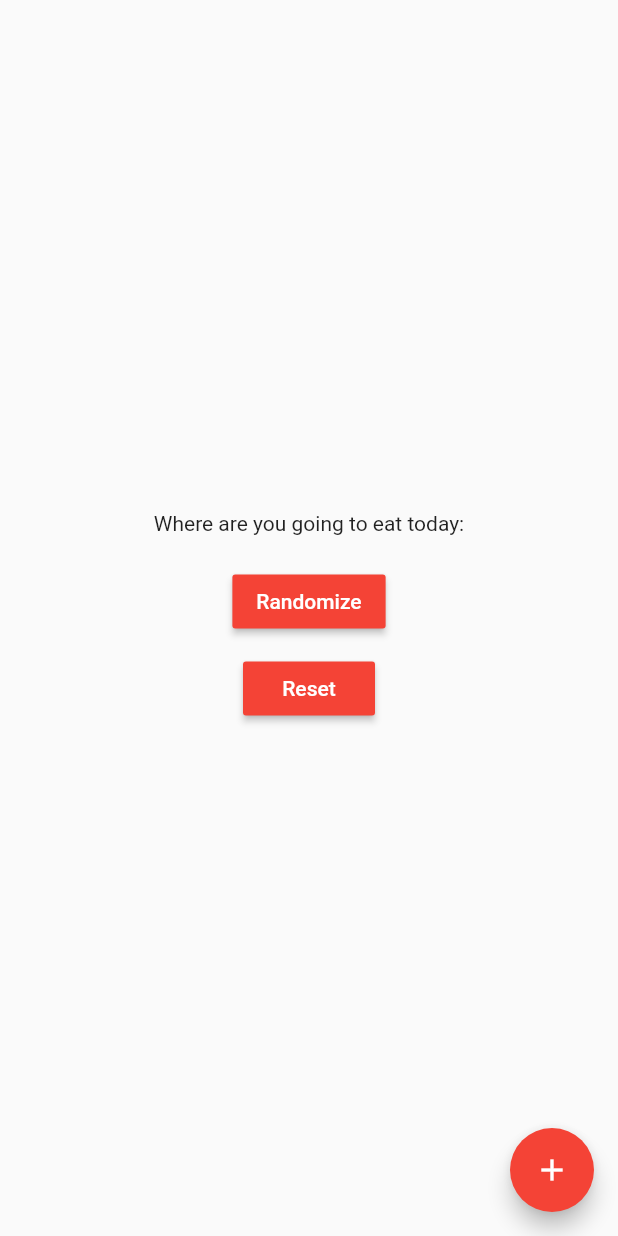
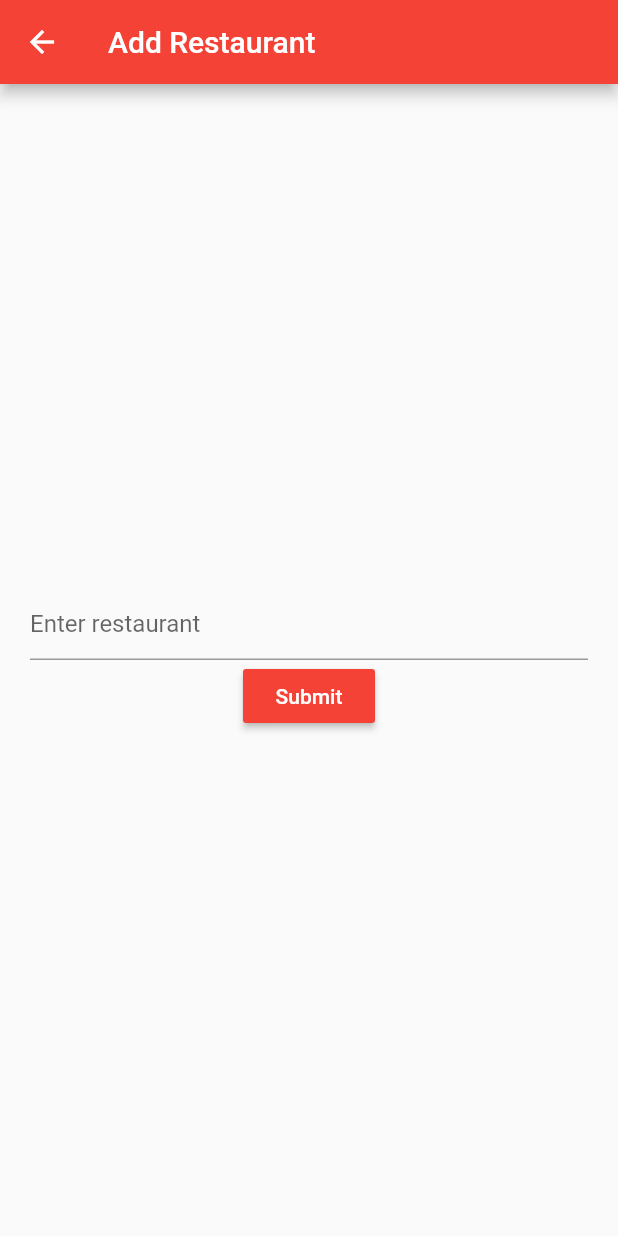
Before and after one commit to Harshal12355/restaurant_picker, a Flutter app: the screen it shows after launch, after a tap on the "add" icon, on a phone screen of 412 x 824 dp. Run offline on Flutter 3.47's test engine with Material 2 defaults, Android fonts, the phone set to English and light mode, and no system bars; our stand-ins replace flutter_typeahead.

Commit message:
Added User Input Page

```diff
--- /dev/null
+++ b/lib/Add_Restaurants.dart
@@ -0,0 +1,58 @@
+import 'package:flutter/material.dart';
+
+class add extends StatefulWidget {
+  @override
+  _addState createState() => _addState();
+}
+
+class _addState extends State<add> {
+
+  var restaurant;
+  final restaurantCon = new TextEditingController();
+
+  @override
+  Widget build(BuildContext context) {
+    return Scaffold(
+      appBar: AppBar(
+        title: Text("Add Restaurant"),
+        backgroundColor: Colors.red,
+      ),
+      body: Center(
+        child: Padding(
+          padding: EdgeInsets.all(20.0),
+          child: Column(
+              mainAxisAlignment: MainAxisAlignment.center,
+              children: [
+                TextField(
+                  controller: restaurantCon,
+                  decoration: InputDecoration(
+                    hintText: "Enter restaurant",
+                    hoverColor: Colors.black,
+                    fillColor: Colors.purple,
+                    focusColor: Colors.green,
+                  ),
+                  cursorColor: Colors.black,
+
+                ),
+                RaisedButton(
+                  child: Text(
+                    "Submit",
+                    style: TextStyle(
+                      color: Colors.white,
+                    ),
+                  ),
+                  color: Colors.red,
+                  onPressed: () {
+                      setState(() {
+                        restaurant = restaurantCon;
+                        print(restaurant);
+                      });
+                  },
+                ),
+              ],
+          ),
+        ),
+      ),
+    );
+  }
+}
--- a/lib/main.dart
+++ b/lib/main.dart
@@ -1,5 +1,7 @@
 import 'dart:math';
 import 'package:flutter/material.dart';
+import 'package:flutter_typeahead/flutter_typeahead.dart';
+import 'Add_Restaurants.dart';
 
 void main() {
   runApp(MyApp());
@@ -92,7 +94,11 @@ class _RPickerState extends State<RPicker> {
         backgroundColor: Colors.red,
         child: Icon(Icons.add),
         onPressed: () {
-
+          Navigator.push(
+            context,
+            MaterialPageRoute(builder: (context) => add()),
+          );
+          restaurants.add;
         },
       ),
     );
@@ -110,4 +116,5 @@ class _RPickerState extends State<RPicker> {
       currentIndex = null;
     });
   }
+
 }
--- a/pubspec.yaml
+++ b/pubspec.yaml
@@ -28,6 +28,7 @@ dependencies:
   # The following adds the Cupertino Icons font to your application.
   # Use with the CupertinoIcons class for iOS style icons.
   cupertino_icons: ^1.0.1
+  flutter_typeahead: ^2.0.0
 
 dev_dependencies:
   flutter_test:
```
Also changed, not shown: pubspec.lock.
